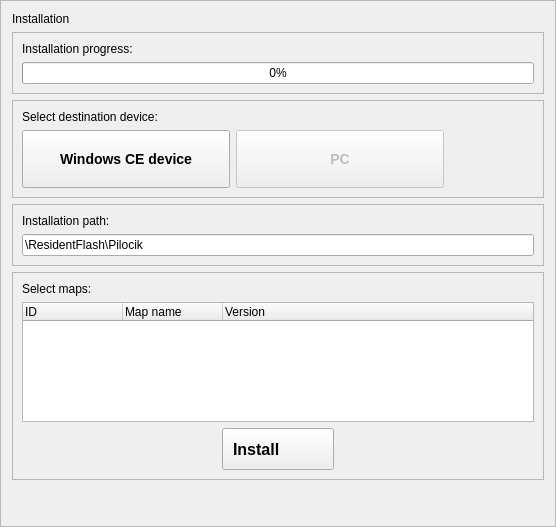
First picture: the form in Setup/installframe.ui, repository dotevo/Pilocik, before the edit.
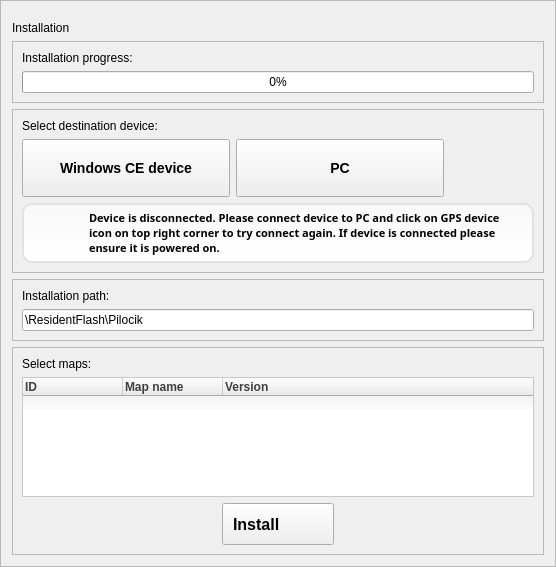
Second picture: the form after the edit. Icons and pictures are not drawn.

```diff
--- a/Setup/installframe.ui
+++ b/Setup/installframe.ui
@@ -7,12 +7,42 @@
     <x>0</x>
     <y>0</y>
     <width>556</width>
-    <height>527</height>
+    <height>567</height>
    </rect>
   </property>
   <property name="windowTitle">
    <string>Frame</string>
   </property>
+  <property name="styleSheet">
+   <string notr="true">#errorFrame{
+	border-style: solid;
+	border-width: 2px;
+	border-radius: 10px;
+	border-color: rgb(226, 226, 226);
+	background-color: qlineargradient(spread:pad, x1:0, y1:0, x2:0, y2:1, stop:0 rgba(248, 248, 248, 255), stop:1 rgba(255, 255, 255, 255));
+}
+
+QTreeWidget QHeaderView{
+	text-align: center;
+	font-weight: bold;
+	color: rgb(63, 63, 63);
+	font-family: &quot;Trebuchet MS&quot;, Tahoma, Verdana;
+}
+
+QTreeWidget{
+	background-color: qlineargradient(spread:pad, x1:0, y1:1, x2:0, y2:0, stop:0.7 rgba(255, 255, 255, 255), stop:1 rgba(228, 228, 228, 255));
+	border-style: solid;
+	border-width: 1px;
+	border-color: rgb(200, 200, 200);
+}
+
+QTreeWidget::item{
+	height: 20px;
+	padding-top: 5px;
+	padding-bottom: 5px;
+	font-family: &quot;Trebuchet MS&quot;, Tahoma, Verdana;
+}</string>
+  </property>
   <property name="frameShape">
    <enum>QFrame::StyledPanel</enum>
   </property>
@@ -20,6 +50,9 @@
    <enum>QFrame::Raised</enum>
   </property>
   <layout class="QVBoxLayout" name="verticalLayout">
+   <property name="topMargin">
+    <number>20</number>
+   </property>
    <item>
     <widget class="QLabel" name="header">
      <property name="text">
@@ -96,9 +129,6 @@
       </item>
       <item row="1" column="1">
        <widget class="QPushButton" name="PCbtn">
-        <property name="enabled">
-         <bool>false</bool>
-        </property>
         <property name="styleSheet">
          <string notr="true">width: 200px;
 height: 50px;
@@ -134,6 +164,58 @@
         </property>
        </spacer>
       </item>
+      <item row="2" column="0" colspan="3">
+       <widget class="QFrame" name="errorFrame">
+        <property name="frameShape">
+         <enum>QFrame::StyledPanel</enum>
+        </property>
+        <property name="frameShadow">
+         <enum>QFrame::Raised</enum>
+        </property>
+        <layout class="QHBoxLayout" name="horizontalLayout_2">
+         <property name="topMargin">
+          <number>5</number>
+         </property>
+         <property name="bottomMargin">
+          <number>5</number>
+         </property>
+         <item>
+          <widget class="QLabel" name="label_5">
+           <property name="maximumSize">
+            <size>
+             <width>50</width>
+             <height>16777215</height>
+            </size>
+           </property>
+           <property name="text">
+            <string/>
+           </property>
+           <property name="pixmap">
+            <pixmap resource="res.qrc">:/images/Signal attention.png</pixmap>
+           </property>
+          </widget>
+         </item>
+         <item>
+          <widget class="QLabel" name="label_6">
+           <property name="font">
+            <font>
+             <family>Trebuchet MS</family>
+             <pointsize>8</pointsize>
+             <weight>75</weight>
+             <bold>true</bold>
+            </font>
+           </property>
+           <property name="text">
+            <string>Device is disconnected. Please connect device to PC and click on GPS device icon on top right corner to try connect again. If device is connected please ensure it is powered on. </string>
+           </property>
+           <property name="wordWrap">
+            <bool>true</bool>
+           </property>
+          </widget>
+         </item>
+        </layout>
+       </widget>
+      </item>
      </layout>
     </widget>
    </item>
```
